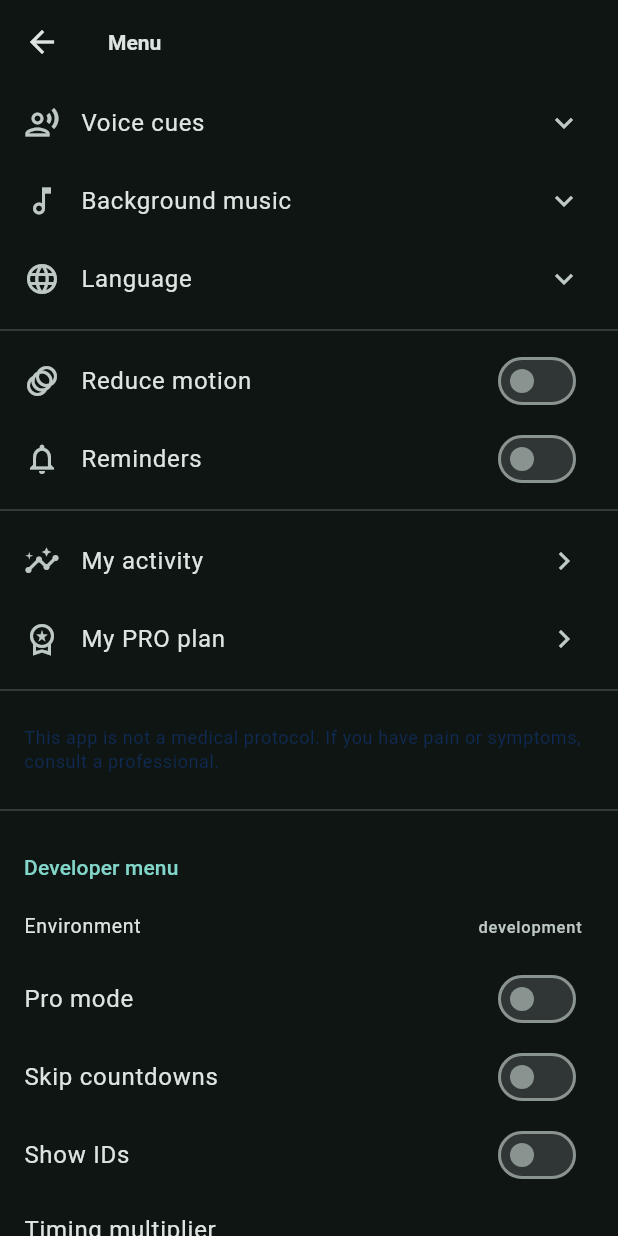
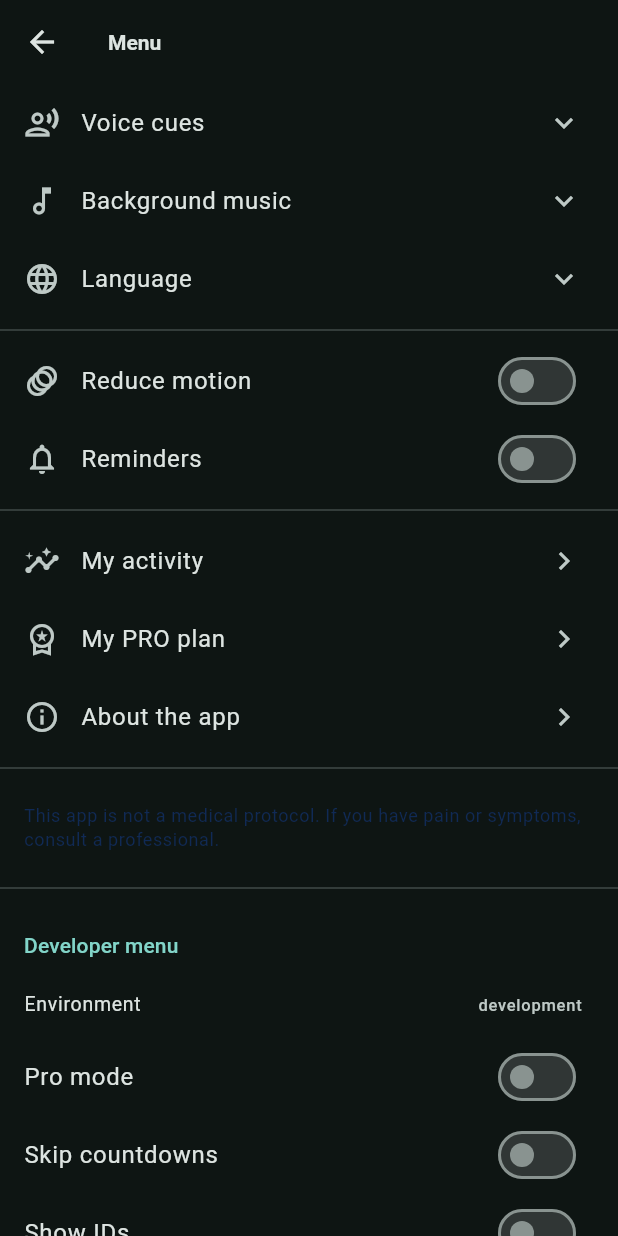
Before and after one commit to Koto-kot/EaseMove, a Flutter app: the screen it shows after launch, after a tap on the "menu" icon, on a phone screen of 412 x 824 dp. Run offline on Flutter 3.47's test engine with Material 3 defaults, Android fonts, the phone set to English and light mode, and no system bars; our stand-ins replace flutter_riverpod, flutter_svg, flutter_tts, just_audio, shared_preferences.

Commit message:
Silence is one of the options, and the credits move to About
The switch above each group is gone. "No voice cues" and "No music" are
now the last entry in their own lists, because that is what the choice
actually is: movement words, counting, or nothing. The tick sits on the
line that is in force and the other options stay on screen, instead of
a state that hides what it governs.

The melody list drops the author and licence line under every name —
four lines of small print in the middle of a choice. They move to a new
"About the app" screen: work, author, licence and its URI, for each
track.

Both halves of that are in one commit on purpose. CC BY asks for the
author wherever the work is used, so a build that had dropped the credit
and not yet gained the About screen would be a build that breaks the
licence. A test now walks the menu into About and checks the credits are
there.

Co-Authored-By: Claude Opus 5 <noreply@anthropic.com>

```diff
--- a/assets/content/localization/en.json
+++ b/assets/content/localization/en.json
@@ -39,7 +39,11 @@
   "app.home.title": "Move easier",
   "app.home.subtitle": "Choose a body area to find exercises",
   "app.common.menu": "Menu",
-  "app.settings.enabled": "On",
+  "app.settings.voice_off": "No voice cues",
+  "app.settings.music_off": "No music",
+  "app.about.title": "About the app",
+  "app.about.music": "Music in the app",
+  "app.about.music_note": "The melodies are used under a Creative Commons Attribution licence.",
   "app.menu.title": "Menu",
   "app.home.card.body.title": "Body",
   "app.home.card.body.subtitle": "Exercises for the whole body",
--- a/assets/content/localization/pl.json
+++ b/assets/content/localization/pl.json
@@ -2,7 +2,11 @@
   "app.home.title": "Ruszaj się łatwiej",
   "app.home.subtitle": "Wybierz obszar ciała, aby znaleźć ćwiczenia",
   "app.common.menu": "Menu",
-  "app.settings.enabled": "Włączone",
+  "app.settings.voice_off": "Bez komend głosowych",
+  "app.settings.music_off": "Bez muzyki",
+  "app.about.title": "O aplikacji",
+  "app.about.music": "Muzyka w aplikacji",
+  "app.about.music_note": "Melodie użyto na licencji Creative Commons z uznaniem autorstwa.",
   "app.menu.title": "Menu",
   "app.home.card.body.title": "Ciało",
   "app.home.card.body.subtitle": "Ćwiczenia dla całego ciała",
--- a/assets/content/localization/uk.json
+++ b/assets/content/localization/uk.json
@@ -39,7 +39,11 @@
   "app.home.title": "Рухайся легше",
   "app.home.subtitle": "Оберіть зону на тілі, щоб знайти вправи",
   "app.common.menu": "Меню",
-  "app.settings.enabled": "Увімкнено",
+  "app.settings.voice_off": "Без голосових команд",
+  "app.settings.music_off": "Без музики",
+  "app.about.title": "Про застосунок",
+  "app.about.music": "Музика в застосунку",
+  "app.about.music_note": "Мелодії використано за ліцензією Creative Commons із зазначенням авторства.",
   "app.menu.title": "Меню",
   "app.home.card.body.title": "Тіло",
   "app.home.card.body.subtitle": "Вправи для всього тіла",
--- a/data/localization/en/common.yaml
+++ b/data/localization/en/common.yaml
@@ -40,7 +40,11 @@ strings:
   app.home.title: Move easier
   app.home.subtitle: Choose a body area to find exercises
   app.common.menu: Menu
-  app.settings.enabled: "On"
+  app.settings.voice_off: No voice cues
+  app.settings.music_off: No music
+  app.about.title: About the app
+  app.about.music: Music in the app
+  app.about.music_note: The melodies are used under a Creative Commons Attribution licence.
   app.menu.title: Menu
   app.home.card.body.title: Body
   app.home.card.body.subtitle: Exercises for the whole body
--- a/data/localization/pl/common.yaml
+++ b/data/localization/pl/common.yaml
@@ -5,7 +5,11 @@ strings:
   app.home.title: Ruszaj się łatwiej
   app.home.subtitle: Wybierz obszar ciała, aby znaleźć ćwiczenia
   app.common.menu: Menu
-  app.settings.enabled: Włączone
+  app.settings.voice_off: Bez komend głosowych
+  app.settings.music_off: Bez muzyki
+  app.about.title: O aplikacji
+  app.about.music: Muzyka w aplikacji
+  app.about.music_note: Melodie użyto na licencji Creative Commons z uznaniem autorstwa.
   app.menu.title: Menu
   app.home.card.body.title: Ciało
   app.home.card.body.subtitle: Ćwiczenia dla całego ciała
--- a/data/localization/uk/common.yaml
+++ b/data/localization/uk/common.yaml
@@ -40,7 +40,11 @@ strings:
   app.home.title: Рухайся легше
   app.home.subtitle: Оберіть зону на тілі, щоб знайти вправи
   app.common.menu: Меню
-  app.settings.enabled: Увімкнено
+  app.settings.voice_off: Без голосових команд
+  app.settings.music_off: Без музики
+  app.about.title: Про застосунок
+  app.about.music: Музика в застосунку
+  app.about.music_note: Мелодії використано за ліцензією Creative Commons із зазначенням авторства.
   app.menu.title: Меню
   app.home.card.body.title: Тіло
   app.home.card.body.subtitle: Вправи для всього тіла
--- a/lib/features/menu/menu_screen.dart
+++ b/lib/features/menu/menu_screen.dart
@@ -22,6 +22,7 @@ import '../../core/storage/local_store.dart';
 import '../../data/content_bundle.dart';
 import '../../domain/exercise/exercise.dart';
 import '../activity/activity_screen.dart';
+import 'about_screen.dart';
 import '../pro/paywall.dart';
 
 class MenuScreen extends ConsumerStatefulWidget {
@@ -89,18 +90,25 @@ class _MenuScreenState extends ConsumerState<MenuScreen> {
               icon: Icons.record_voice_over_outlined,
               title: t('app.settings.voice'),
               children: <Widget>[
-                SwitchListTile(
-                  title: Text(t('app.settings.enabled')),
-                  value: settings.voiceEnabled,
-                  onChanged: controller.setVoiceEnabled,
-                ),
-                if (settings.voiceEnabled)
                 for (final VoiceMode mode in VoiceMode.values)
                   _ChoiceOption(
                     label: t('app.settings.voice_mode.${mode.id}'),
                     subtitle: t('app.settings.voice_mode.${mode.id}_hint'),
-                      selected: settings.voiceMode == mode,
-                      onTap: () => controller.setVoiceMode(mode),
+                    selected:
+                        settings.voiceEnabled && settings.voiceMode == mode,
+                    onTap: () {
+                      controller.setVoiceEnabled(true);
+                      controller.setVoiceMode(mode);
+                    },
+                  ),
+                // Silence is one of the choices rather than a switch above
+                // them: "no voice cues" is what the listener is choosing
+                // between, not a state the choice hangs off
+                // (docs/DECISIONS.md 92).
+                _ChoiceOption(
+                  label: t('app.settings.voice_off'),
+                  selected: !settings.voiceEnabled,
+                  onTap: () => controller.setVoiceEnabled(false),
                 ),
               ],
             ),
@@ -108,29 +116,27 @@ class _MenuScreenState extends ConsumerState<MenuScreen> {
               icon: Icons.music_note_outlined,
               title: t('app.settings.music'),
               children: <Widget>[
-                SwitchListTile(
-                  title: Text(t('app.settings.enabled')),
-                  value: settings.musicEnabled,
-                  onChanged: (bool value) {
-                    if (!value) _stopPreview();
-                    controller.setMusicEnabled(value);
-                  },
-                ),
-                if (settings.musicEnabled) ...<Widget>[
-                  // No "tap to hear it" line: tapping a name plays it, which
-                  // the first tap teaches better than a sentence does.
+                // Just the names. Who wrote them and under what licence is in
+                // "About", where it can be read rather than skimmed past.
                 for (final MusicTrack track in tracks)
                   _ChoiceOption(
                     label: track.title,
-                      // The licence asks for the credit to travel with the
-                      // music.
-                      subtitle: track.attribution,
-                      selected: track.id == chosen?.id,
+                    selected: settings.musicEnabled && track.id == chosen?.id,
                     onTap: () {
+                      controller.setMusicEnabled(true);
                       controller.setMusicTrack(track.id);
                       _previewTrack(track, settings.musicVolume);
                     },
                   ),
+                _ChoiceOption(
+                  label: t('app.settings.music_off'),
+                  selected: !settings.musicEnabled,
+                  onTap: () {
+                    _stopPreview();
+                    controller.setMusicEnabled(false);
+                  },
+                ),
+                if (settings.musicEnabled)
                   ListTile(
                     title: Text(t('app.settings.music_volume')),
                     trailing: Text('${(settings.musicVolume * 100).round()}%'),
@@ -147,7 +153,6 @@ class _MenuScreenState extends ConsumerState<MenuScreen> {
                       },
                     ),
                   ),
-                ],
               ],
             ),
             _Group(
@@ -201,6 +206,16 @@ class _MenuScreenState extends ConsumerState<MenuScreen> {
               onTap: () => Navigator.of(context).push(
                 MaterialPageRoute<void>(
                   builder: (BuildContext context) => const ProPlanScreen(),
+                ),
+              ),
+            ),
+            ListTile(
+              leading: const Icon(Icons.info_outline),
+              title: Text(t('app.about.title')),
+              trailing: const Icon(Icons.chevron_right),
+              onTap: () => Navigator.of(context).push(
+                MaterialPageRoute<void>(
+                  builder: (BuildContext context) => const AboutScreen(),
                 ),
               ),
             ),
```
Also changed, not shown: lib/features/menu/about_screen.dart (added, +83 -0 lines), 6 other files. Lines whose indentation alone changed are shown as unchanged.
